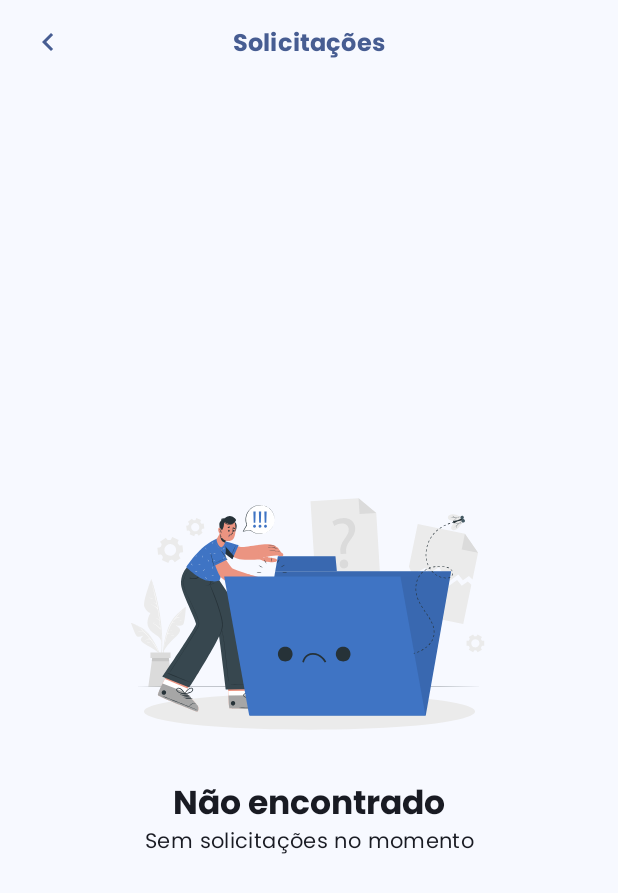
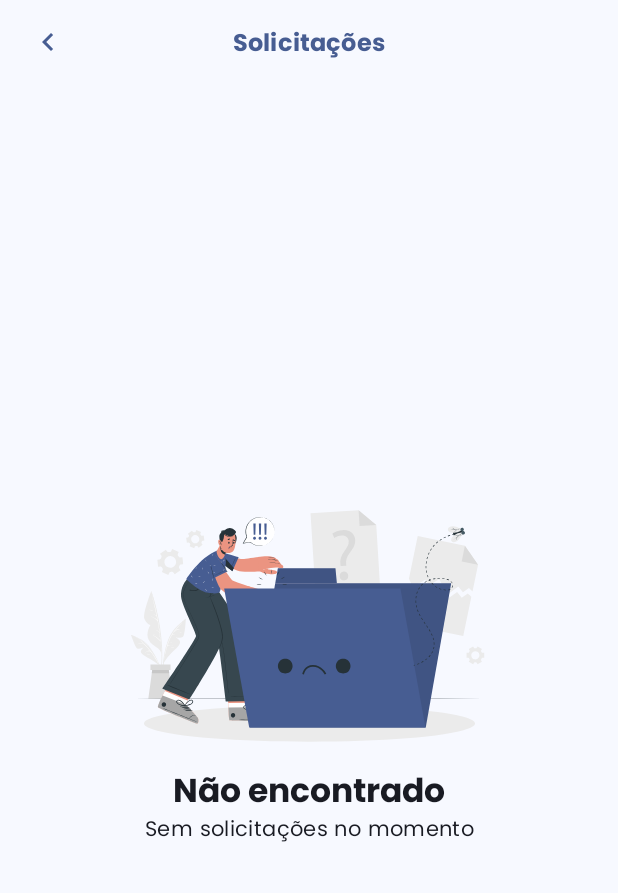
Before and after one commit to RuzyDev/Animes-KMP, an Android app built with Jetpack Compose: the composable SolicitacoesScreen shown on its own in the app's theme, on a phone screen of 412 x 824 dp. Shown: the top 893 px of the screen. Run offline under Robolectric (Android 15) with nearby library versions, the phone set to English and light mode, and no system bars; libraries missing offline, so code that uses them is left out: korlibs.io.async.

Commit message:
App arcom

```diff
--- a/androidApp/src/main/java/br/com/arcom/apparcom/android/ui/designsystem/components/Status.kt
+++ b/androidApp/src/main/java/br/com/arcom/apparcom/android/ui/designsystem/components/Status.kt
@@ -5,7 +5,6 @@ import androidx.compose.foundation.layout.Arrangement
 import androidx.compose.foundation.layout.Column
 import androidx.compose.foundation.layout.fillMaxSize
 import androidx.compose.foundation.layout.fillMaxWidth
-import androidx.compose.foundation.layout.padding
 import androidx.compose.material3.MaterialTheme
 import androidx.compose.material3.Text
 import androidx.compose.runtime.Composable
@@ -14,7 +13,6 @@ import androidx.compose.ui.Modifier
 import androidx.compose.ui.res.painterResource
 import androidx.compose.ui.res.stringResource
 import androidx.compose.ui.text.style.TextAlign
-import androidx.compose.ui.unit.dp
 import br.com.arcom.apparcom.android.R
 
 @Composable
@@ -34,8 +32,7 @@ fun NaoEncontrado(motivo: String) {
             style = MaterialTheme.typography.titleLarge,
             color = MaterialTheme.colorScheme.onSurface,
             modifier = Modifier
-                .fillMaxWidth(.9f)
-                .padding(top = 16.dp),
+                .fillMaxWidth(.9f),
             textAlign = TextAlign.Center
         )
         Text(
--- a/androidApp/src/main/java/br/com/arcom/apparcom/android/ui/designsystem/theme/Shape.kt
+++ b/androidApp/src/main/java/br/com/arcom/apparcom/android/ui/designsystem/theme/Shape.kt
@@ -3,7 +3,7 @@ package br.com.arcom.apparcom.android.ui.designsystem.theme
 import androidx.compose.foundation.shape.RoundedCornerShape
 import androidx.compose.ui.unit.dp
 
-val CornerShapeAppArcom = RoundedCornerShape(12.dp)
+val CornerShapeAppArcom = RoundedCornerShape(16.dp)
 val CornerShapeAppArcomCard = RoundedCornerShape(20.dp)
 val TopCornerShapeAppArcomCard = RoundedCornerShape(topStart = 20.dp, topEnd = 20.dp)
 val BottomCornerShapeAppArcomCard = RoundedCornerShape(bottomStart = 20.dp, bottomEnd = 20.dp)
--- a/androidApp/src/main/res/drawable/ic_sem_dados.xml
+++ b/androidApp/src/main/res/drawable/ic_sem_dados.xml
@@ -203,7 +203,7 @@
       android:fillColor="#eb9481"/>
   <path
       android:pathData="M217.65,140c5.48,8.11 23.69,21.37 23.69,21.37l2.53,-5.6 8.37,-18.52S235.51,132 224.5,129.6a24.12,24.12 0,0 0,-3.94 -0.56C213.53,128.66 212.92,133 217.65,140Z"
-      android:fillColor="#3F74C4"/>
+      android:fillColor="@color/primary"/>
   <path
       android:pathData="M217.65,140c5.48,8.11 23.69,21.37 23.69,21.37l2.53,-5.6c-6.79,-7.89 -17.28,-19.84 -23.31,-26.71C213.53,128.66 212.92,133 217.65,140Z"
       android:fillColor="#263238"/>
@@ -230,7 +230,7 @@
       android:fillColor="#263238"/>
   <path
       android:pathData="M219,198.08c-2.67,1.37 -6.11,3.5 -21.61,0.45 -1,-0.2 -1.94,-0.44 -2.92,-0.73 -14.53,-4.36 -32,-21.45 -32.95,-22.66 0,0 23.09,-37.43 52.62,-49.2 3.65,-1.45 9.69,1.35 13,4.84 1.19,1.25 3.78,10.44 2.79,17.88S221.66,196.71 219,198.08Z"
-      android:fillColor="#3F74C4"/>
+      android:fillColor="@color/primary"/>
   <path
       android:pathData="M216.92,148.32a11.34,11.34 0,0 1,-0.65 4.66,10.85 10.85,0 0,1 0.65,-4.66Z"
       android:fillColor="#fff"/>
@@ -369,7 +369,7 @@
       android:fillColor="#263238"/>
   <path
       android:pathData="M216,138.39c-9.13,-12.91 -14.59,-8.13 -12.76,5.89 1.72,13.11 6.31,28.73 6.31,28.73l23,-11.16S221.81,146.66 216,138.39Z"
-      android:fillColor="#3F74C4"/>
+      android:fillColor="@color/primary"/>
   <path
       android:pathData="M221.55,143.47a10.28,10.28 0,0 1,0.65 2.27,10.39 10.39,0 0,1 0.15,2.37 10.34,10.34 0,0 1,-0.64 -2.28A9.77,9.77 0,0 1,221.55 143.47Z"
       android:fillColor="#fff"/>
@@ -396,10 +396,10 @@
       android:fillColor="#263238"/>
   <path
       android:pathData="M576.32,432.05l-304.68,0l44.05,-249.85l304.68,0l-44.05,249.85z"
-      android:fillColor="#3F74C4"/>
+      android:fillColor="@color/primary"/>
   <path
       android:pathData="M419.97,156.32l-99.71,0l-4.57,25.88l106.71,0l-2.43,-25.88z"
-      android:fillColor="#3F74C4"/>
+      android:fillColor="@color/primary"/>
   <path
       android:fillColor="#FF000000"
       android:pathData="M576.32,432.05l-304.68,0l44.05,-249.85l304.68,0l-44.05,249.85z"
@@ -448,7 +448,7 @@
       android:fillColor="#263238"/>
   <path
       android:pathData="M575.87,432.05l-305.33,0l-43.36,-240.78l305.34,0l43.35,240.78z"
-      android:fillColor="#3F74C4"/>
+      android:fillColor="@color/primary"/>
   <path
       android:pathData="M332.99,325.77m-12.69,0a12.69,12.69 0,1 1,25.38 0a12.69,12.69 0,1 1,-25.38 0"
       android:fillColor="#263238"/>
@@ -514,11 +514,11 @@
       android:fillColor="#263238"/>
   <path
       android:pathData="M277.34,104.35a2.42,2.42 0,0 1,2.44 -2.56,2.56 2.56,0 0,1 0,5.12A2.42,2.42 0,0 1,277.34 104.35ZM278.34,98.44 L277.76,78.6h4l-0.58,19.84Z"
-      android:fillColor="#3F74C4"/>
+      android:fillColor="@color/primary"/>
   <path
       android:pathData="M286.85,104.35a2.42,2.42 0,0 1,2.43 -2.56,2.56 2.56,0 0,1 0,5.12A2.42,2.42 0,0 1,286.85 104.35ZM287.85,98.44L287.3,78.6h4l-0.58,19.84Z"
-      android:fillColor="#3F74C4"/>
+      android:fillColor="@color/primary"/>
   <path
       android:pathData="M296.35,104.35a2.42,2.42 0,0 1,2.44 -2.56,2.56 2.56,0 0,1 0,5.12A2.42,2.42 0,0 1,296.35 104.35ZM297.35,98.44 L296.77,78.6h4l-0.57,19.84Z"
-      android:fillColor="#3F74C4"/>
+      android:fillColor="@color/primary"/>
 </vector>
```
Also changed, not shown: androidApp/src/main/java/br/com/arcom/apparcom/android/ui/screens/home/HomeScreen.kt (+31 -32 lines), androidApp/src/main/res/drawable/ic_check_illustration.xml (+9 -9 lines), shared/src/commonMain/kotlin/br/com/arcom/apparcom/util/format/StringUtil.kt (+9 -0 lines).
